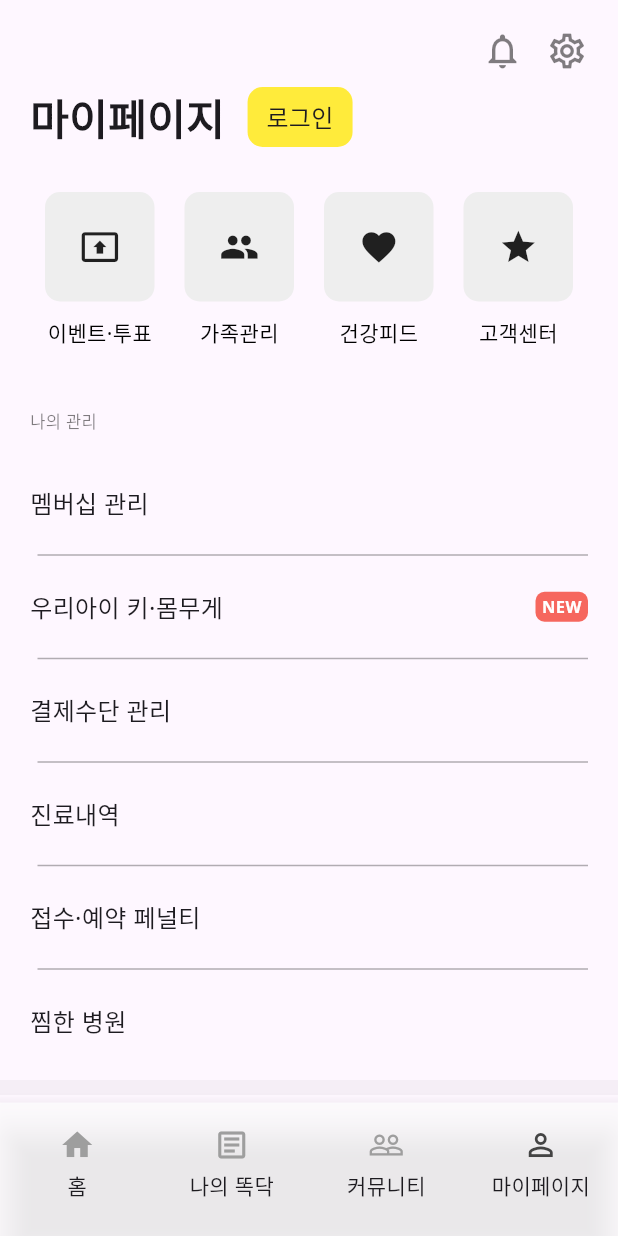
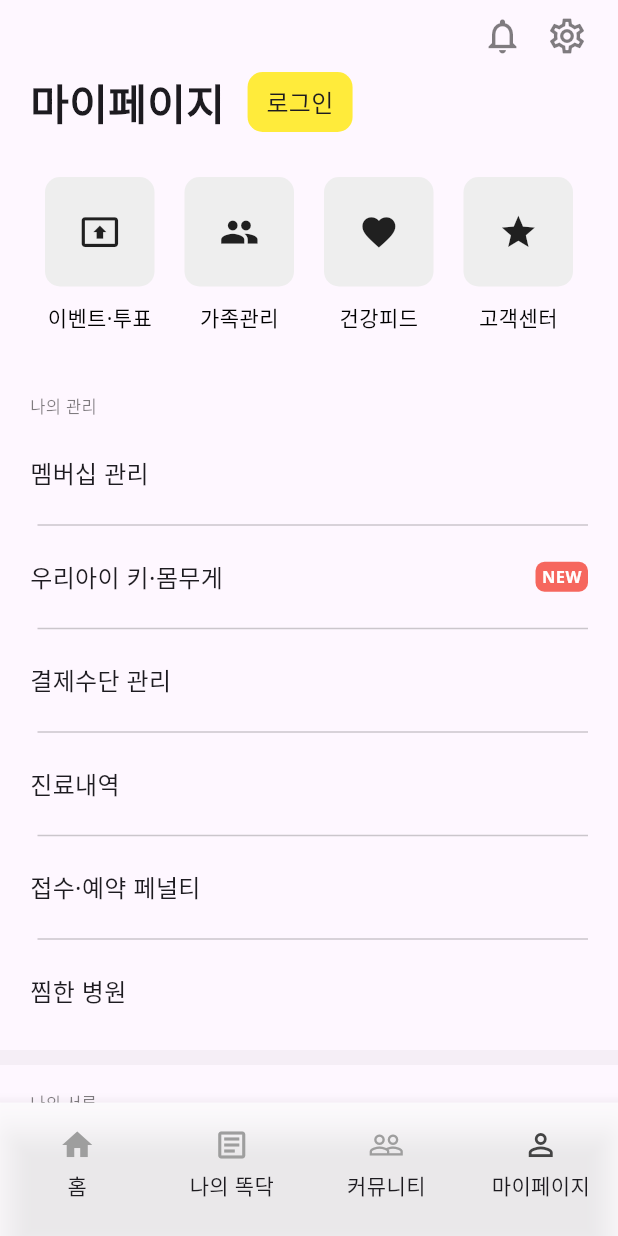
Before and after one commit to faithinker/ddocdoc_clone, a Flutter app: the TabScreen screen opened by its route, item 4 of the bottom bar chosen, on a phone screen of 412 x 824 dp. Run offline on Flutter 3.47's test engine with Material 3 defaults, Android fonts, the phone set to English and light mode, and no system bars; our stand-ins replace carousel_slider, dio, flash, flutter_riverpod, flutter_screenutil, font_awesome_flutter and 7 more; missing offline and left inert: flutter_naver_map, geolocator_apple; accounts and stored records are empty; generated files the repository leaves out were written again; network calls fail.

Commit message:
[마이페이지] ListView에 윗공간 여백 생기던 문제 해결

```diff
--- a/lib/feature/my_page/list/my_list.dart
+++ b/lib/feature/my_page/list/my_list.dart
@@ -35,8 +35,7 @@ class MyList extends StatelessWidget {
               fontSize: 11,
             ),
           ),
-          // FIXME: 여기에 빈공간이 왜 생기는지 모르겠다... Expanded, Container(높이 지정) 등으로 감싸봐도 안됌
-          const SizedBox(height: 20), // 이거 없앤다고 공백 줄어들지 않는다.
+          const SizedBox(height: 10), // 이거 없앤다고 공백 줄어들지 않는다.
 
           csCenters.isEmpty
               ? MyManageList(manages: manages)
@@ -94,7 +93,7 @@ class MyManageList extends StatelessWidget {
             ),
             Container(height: 15),
             if (index != manages.length - 1)
-              Divider(indent: 5, color: Colors.black.withOpacity(0.3)),
+              Divider(indent: 5, color: Colors.black.withOpacity(0.2)),
           ],
         );
       },
--- a/lib/feature/my_page/my_page_screen.dart
+++ b/lib/feature/my_page/my_page_screen.dart
@@ -40,19 +40,15 @@ class MyPageScreen extends ConsumerWidget {
   @override
   Widget build(BuildContext context, WidgetRef ref) {
     double screenWidth = MediaQuery.of(context).size.width;
-    return Column(
+    return ListView(
       children: [
-        SafeArea(
-          minimum: const EdgeInsets.symmetric(horizontal: 20),
-          child: Column(
-            children: [
-              const SizedBox(height: 20),
+        const SizedBox(height: 10),
         Row(
           mainAxisAlignment: MainAxisAlignment.end,
           children: [
             GestureDetector(
               onTap: () {
-                      context.showToast(Text('TODO: 알림 화면 이동'));
+                context.showToast(const Text('TODO: 알림 화면 이동'));
               },
               child: Icon(
                 Icons.notifications_outlined,
@@ -63,7 +59,7 @@ class MyPageScreen extends ConsumerWidget {
             const SizedBox(width: 15),
             GestureDetector(
               onTap: () {
-                      context.showToast(Text('TODO: 설정 화면 이동'));
+                context.showToast(const Text('TODO: 설정 화면 이동'));
               },
               child: Icon(
                 Icons.settings_outlined,
@@ -71,12 +67,10 @@ class MyPageScreen extends ConsumerWidget {
                 size: 28,
               ),
             ),
+            const SizedBox(width: 20),
           ],
         ),
         const SizedBox(height: 10),
-            ],
-          ),
-        ),
         Expanded(
           child: SingleChildScrollView(
             child: Column(
```
Lines whose indentation alone changed are shown as unchanged.
